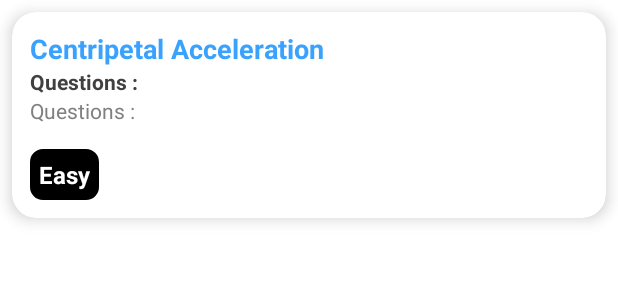
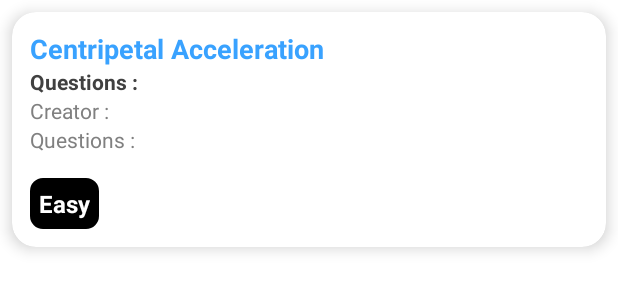
Before and after one commit to WafiRepo/G-Uphysic, an Android app: the layout item_user_questions.xml on its own in the app's theme, with its tools: preview values and no code run, on a phone screen of 412 x 824 dp. Shown: the top 300 px of the screen. Run offline under Robolectric (Android 15) with nearby library versions, the phone set to English and light mode, and no system bars.

Commit message:
- add creator question name - redirect list question to generratesActivity

```diff
--- a/app/src/main/java/de/rwth_aachen/phyphox/activity/UserGeneratesQuestionActivity.java
+++ b/app/src/main/java/de/rwth_aachen/phyphox/activity/UserGeneratesQuestionActivity.java
@@ -187,6 +187,7 @@ public class UserGeneratesQuestionActivity extends AppCompatActivity {
         // Tombol Next yang mengarahkan ke FeedbackActivity
         binding.btnNext.setOnClickListener(v -> {
             dataModel.setQuestion(binding.tvQuestion.getText().toString());
+            dataModel.setCustomerName(SessionManager.getName(this));
 //            if (!dataModel.getPhotoDraw().isEmpty()) {
                 // Pindah ke FeedbackActivity
                 Log.d("btnsave","--> "+new Gson().toJson(dataModel));
--- a/app/src/main/res/layout/item_user_questions.xml
+++ b/app/src/main/res/layout/item_user_questions.xml
@@ -41,6 +41,13 @@
                 android:textStyle="bold"
                 android:textColor="@color/phyphox_black_40"/>
             <TextView
+                android:id="@+id/tvCreator"
+                android:layout_width="wrap_content"
+                android:layout_height="wrap_content"
+                android:text="Creator :"
+                android:textSize="14sp"
+                android:textColor="@color/phyphox_white_50_black_50"/>
+            <TextView
                 android:id="@+id/tvQuestion"
                 android:layout_width="wrap_content"
                 android:layout_height="wrap_content"
```
Also changed, not shown: app/src/main/java/de/rwth_aachen/phyphox/activity/GeneratesActivity.java (+48 -11 lines), app/src/main/java/de/rwth_aachen/phyphox/adapter/UserQuestionsAdapter.java (+13 -5 lines), app/src/main/java/de/rwth_aachen/phyphox/model/DataModel.java (+13 -0 lines).
